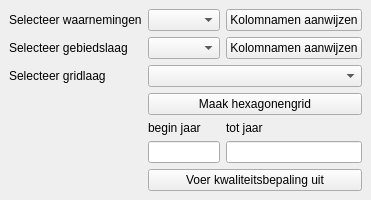
First picture: the form in FnF_plugin_dockwidget_base.ui, repository rvmRobin/QGIS_FnF_kwaliteitstoets_plugin, before the edit.
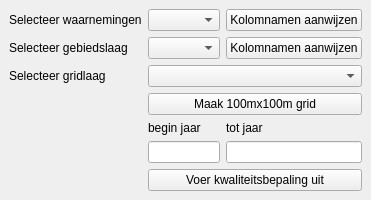
Second picture: the form after the edit.

Commit message: Added soortnaam join to grid id's and processing is added to qgis taskmanager

```diff
--- a/FnF_plugin_dockwidget_base.ui
+++ b/FnF_plugin_dockwidget_base.ui
@@ -81,7 +81,7 @@
    <item row="3" column="1" colspan="2">
     <widget class="QPushButton" name="createha">
      <property name="text">
-      <string>Maak hexagonengrid</string>
+      <string>Maak 100mx100m grid</string>
      </property>
     </widget>
    </item>
```
The commit also changes 8 other files.
